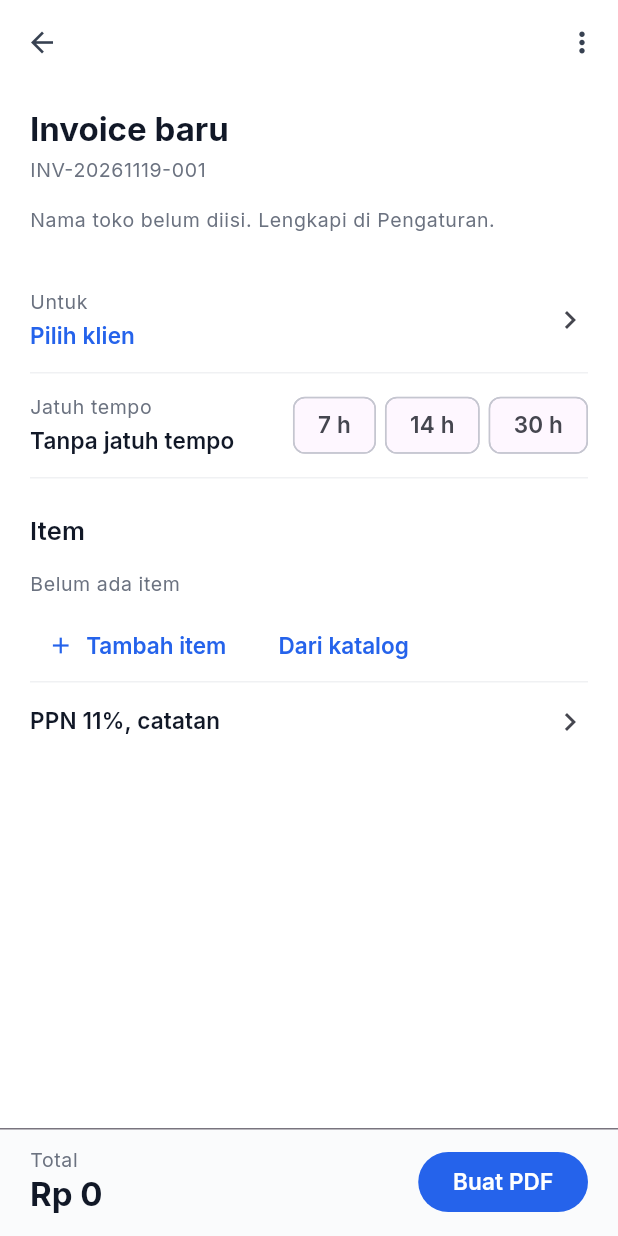
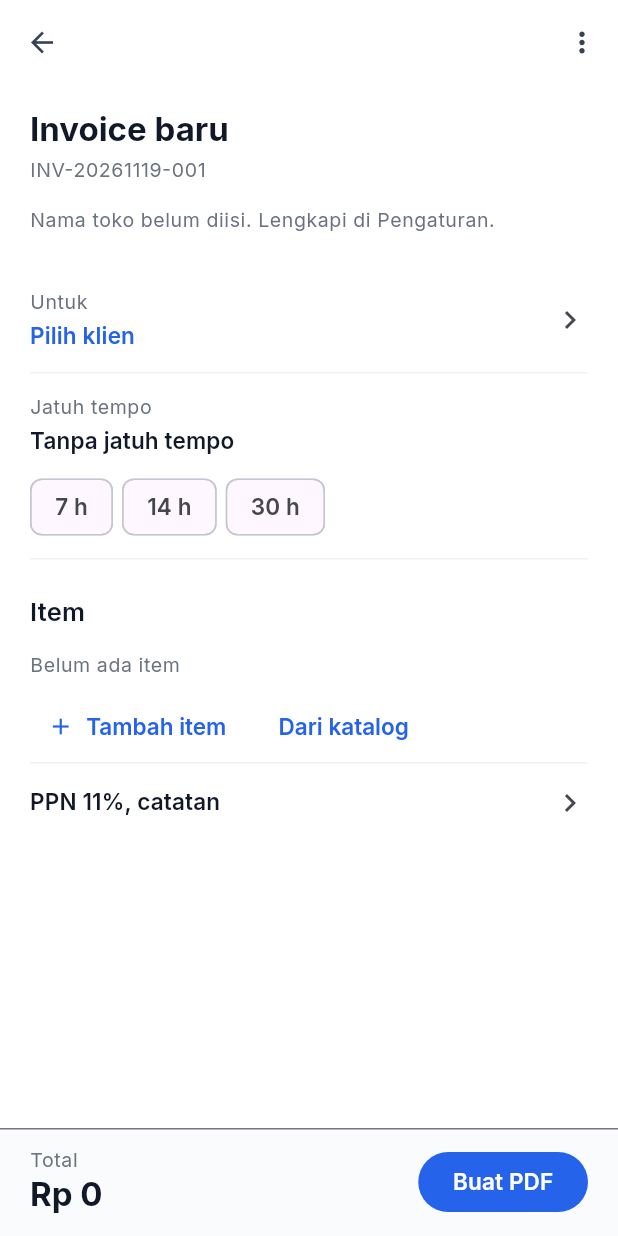
Before and after one commit to mohammadraflyy/faktur_gen, a Flutter app: the FakturPage screen opened directly, on a phone screen of 412 x 824 dp. Run offline on Flutter 3.47's test engine with Material 3 defaults, Android fonts, the phone set to English and light mode, and no system bars; our stand-ins replace cloud_firestore, file_picker, firebase_auth, firebase_core, flutter_local_notifications, google_fonts and 8 more; accounts and stored records are empty; statements that could not run were skipped.

Commit message:
fix: final review fixes for stage 2
- Due row: date block above a wrapping chip row (200% text scale)
- Client and extras sheets scroll when the keyboard opens
- Item sheet prefills a rounded integer price
- Total bar keeps the amount left-aligned during the fade
- Picking a contact marks the form dirty
- Contact delete button uses the theme error colour
- Dashboard inactive bars at 0.47 alpha (>=3:1 both themes)

```diff
--- a/lib/pages/dashboard_page.dart
+++ b/lib/pages/dashboard_page.dart
@@ -305,7 +305,7 @@ class _DashboardPageState extends State<DashboardPage> {
 
   Widget _miniBars(ThemeData theme, List<MonthTotal> months) {
     final max = months.fold<double>(0, (m, e) => e.total > m ? e.total : m);
-    final muted = theme.colorScheme.onSurface.withValues(alpha: 0.12);
+    final muted = theme.colorScheme.onSurface.withValues(alpha: 0.47);
     return Semantics(
       label: tr('dashboard.six_months'),
       excludeSemantics: true,
--- a/lib/pages/faktur_page.dart
+++ b/lib/pages/faktur_page.dart
@@ -157,6 +157,7 @@ class _FakturPageState extends State<FakturPage> {
       _npwpPembeliCtrl.text = contact.npwp;
       _alamatPembeliCtrl.text = contact.alamat;
       _teleponPembeliCtrl.text = contact.telepon;
+      _isDirty = true;
     });
   }
 
@@ -814,6 +815,7 @@ class _FakturPageState extends State<FakturPage> {
       builder: (ctx) => Padding(
         padding: EdgeInsets.fromLTRB(
             20, 0, 20, 20 + MediaQuery.viewInsetsOf(ctx).bottom),
+        child: SingleChildScrollView(
           child: Column(
             mainAxisSize: MainAxisSize.min,
             crossAxisAlignment: CrossAxisAlignment.stretch,
@@ -860,6 +862,7 @@ class _FakturPageState extends State<FakturPage> {
             ],
           ),
         ),
+      ),
     );
     if (!mounted) return;
     setState(() {
@@ -876,11 +879,13 @@ class _FakturPageState extends State<FakturPage> {
             .inDays;
     return Padding(
       padding: const EdgeInsets.symmetric(vertical: 10),
-      child: Row(
-        children: [
-          Expanded(
-            child: InkWell(
+      child: Column(
+        crossAxisAlignment: CrossAxisAlignment.stretch,
+        children: [
+          InkWell(
             onTap: () => _pickDate(true),
+            child: ConstrainedBox(
+              constraints: const BoxConstraints(minHeight: 48),
               child: Padding(
                 padding: const EdgeInsets.symmetric(vertical: 4),
                 child: Column(
@@ -899,18 +904,24 @@ class _FakturPageState extends State<FakturPage> {
               ),
             ),
           ),
+          const SizedBox(height: 6),
+          Wrap(
+            spacing: 6,
+            runSpacing: 6,
+            children: [
               for (final d in const [7, 14, 30])
-            Padding(
-              padding: const EdgeInsets.only(left: 6),
-              child: ChoiceChip(
-                label: Text(tr('invoice.days_short').replaceAll('{n}', '$d')),
+                ChoiceChip(
+                  label:
+                      Text(tr('invoice.days_short').replaceAll('{n}', '$d')),
                   selected: days == d,
                   showCheckmark: false,
                   onSelected: (_) => setState(() {
-                  _faktur.jatuhTempo = _faktur.tanggal.add(Duration(days: d));
+                    _faktur.jatuhTempo =
+                        _faktur.tanggal.add(Duration(days: d));
                     _isDirty = true;
                   }),
                 ),
+            ],
           ),
         ],
       ),
@@ -1017,6 +1028,7 @@ class _FakturPageState extends State<FakturPage> {
         builder: (ctx, setSheet) => Padding(
           padding: EdgeInsets.fromLTRB(
               20, 0, 20, 20 + MediaQuery.viewInsetsOf(ctx).bottom),
+          child: SingleChildScrollView(
             child: Column(
               mainAxisSize: MainAxisSize.min,
               crossAxisAlignment: CrossAxisAlignment.stretch,
@@ -1051,6 +1063,7 @@ class _FakturPageState extends State<FakturPage> {
                     onPressed: () => Navigator.pop(ctx),
                     child: Text(tr('common.done'))),
               ],
+            ),
           ),
         ),
       ),
@@ -1122,7 +1135,8 @@ class _ContactPickerSheetState extends State<_ContactPickerSheet> {
           TextButton(
             onPressed: () => Navigator.pop(ctx, true),
             child: Text(tr('common.delete'),
-                style: const TextStyle(color: Colors.red)),
+                style: TextStyle(
+                    color: AppColors.errorFor(Theme.of(ctx).brightness))),
           ),
         ],
       ),
--- a/lib/widgets/item_edit_sheet.dart
+++ b/lib/widgets/item_edit_sheet.dart
@@ -51,7 +51,9 @@ class _ItemEditSheetState extends State<ItemEditSheet> {
   late final _deskripsi = TextEditingController(text: widget.item.deskripsi);
   late final _satuan = TextEditingController(text: widget.item.satuan);
   late final _harga = TextEditingController(
-      text: widget.item.hargaSatuan > 0 ? _fmt(widget.item.hargaSatuan) : '');
+      text: widget.item.hargaSatuan > 0
+          ? widget.item.hargaSatuan.round().toString()
+          : '');
   late double _qty = widget.item.kuantitas;
 
   static String _fmt(double v) =>
--- a/lib/widgets/total_bar.dart
+++ b/lib/widgets/total_bar.dart
@@ -47,6 +47,10 @@ class TotalBar extends StatelessWidget {
                       valueListenable: total,
                       builder: (_, value, child) => AnimatedSwitcher(
                         duration: fade,
+                        layoutBuilder: (current, previous) => Stack(
+                          alignment: Alignment.centerLeft,
+                          children: [...previous, ?current],
+                        ),
                         child: Text(
                           currency.format(value),
                           key: ValueKey(value),
```
Also changed, not shown: 1 other file. Lines whose indentation alone changed are shown as unchanged.
